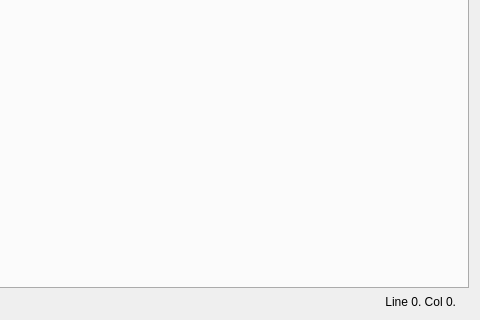
Above: mainwindow.ui from GTRONICK/QNote before the change; both pictures show x 105 to 585 and y 133 to 453 of the 585 by 453 pixel window. Below: the same form after it.
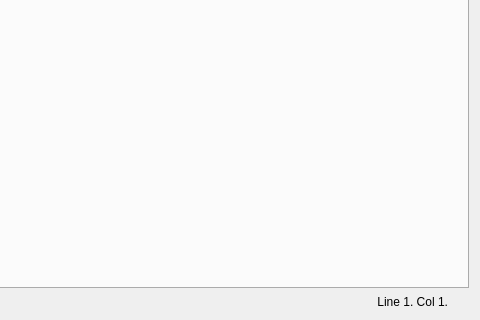
That is the form after the change. Icons and pictures are not drawn. Custom widgets are drawn as their Qt base class.

Commit message:
Reorderered more items
Fixed the indicator label dimentions.

The edit to the form file:
```diff
--- a/mainwindow.ui
+++ b/mainwindow.ui
@@ -90,7 +90,7 @@
            </size>
           </property>
           <property name="text">
-           <string>Line 0. Col 0.</string>
+           <string>Line 1. Col 1.</string>
           </property>
           <property name="alignment">
            <set>Qt::AlignRight|Qt::AlignTrailing|Qt::AlignVCenter</set>
@@ -99,6 +99,12 @@
         </item>
         <item>
          <widget class="QLabel" name="indicatorLabel">
+          <property name="minimumSize">
+           <size>
+            <width>15</width>
+            <height>15</height>
+           </size>
+          </property>
           <property name="maximumSize">
            <size>
             <width>15</width>
```
Left out of the diff: 2 changed lines with no effect on the pictures.
